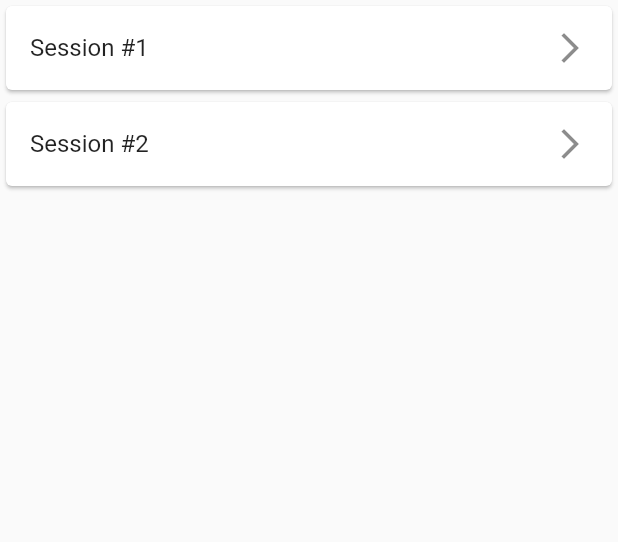
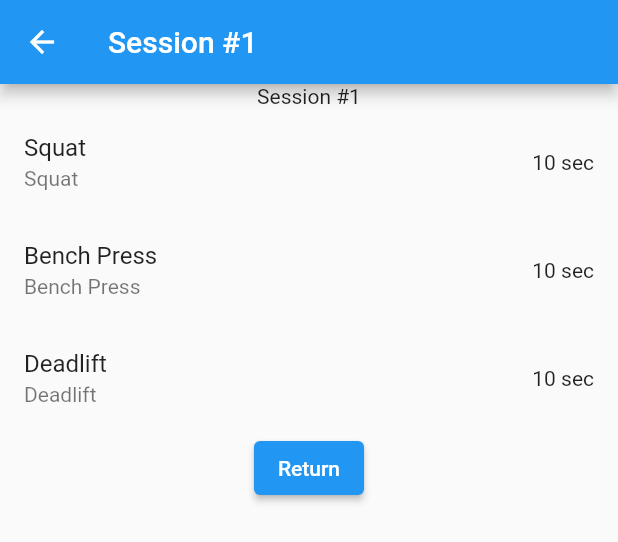
Before and after one commit to dmitrii-cernev/Seqxercise, a Flutter app: what getListViewWidget() shows on an empty page, opened directly, after a tap on "Session #1", on a phone screen of 412 x 824 dp. Shown: the top 542 px of the screen. Run offline on Flutter 3.47's test engine with Material 2 defaults, Android fonts, the phone set to English and light mode, and no system bars.

Commit message:
add detailed view for training sessions

```diff
--- a/lib/screen/training_session_screen.dart
+++ b/lib/screen/training_session_screen.dart
@@ -26,11 +26,61 @@ ListView getListViewWidget() {
           trailing: const Icon(Icons.arrow_forward_ios),
           onTap: () {
             debugPrint('${getTrainingSessions()[index].name} was tapped');
+            Navigator.push(
+              context,
+              MaterialPageRoute(
+                builder: (context) => TrainingSessionDetailedInfoScreen(
+                  trainingSession: getTrainingSessions()[index],
+                ),
+              ),
+            );
           },
         ),
       );
     },
   );
+}
+
+class TrainingSessionDetailedInfoScreen extends StatelessWidget {
+  final TrainingSession trainingSession;
+
+  const TrainingSessionDetailedInfoScreen(
+      {Key? key, required this.trainingSession})
+      : super(key: key);
+
+  @override
+  Widget build(BuildContext context) {
+    // show detailed info about training session + a return button
+    return Scaffold(
+      appBar: AppBar(
+        title: Text(trainingSession.name),
+      ),
+      body: Center(
+        child: Column(
+          children: [
+            Text(trainingSession.name),
+            ListView(
+                shrinkWrap: true,
+                children: trainingSession.exercises
+                    .map((exercise) {
+                      return ListTile(
+                        title: Text(exercise.name),
+                        subtitle: Text(exercise.description),
+                        trailing: Text('${exercise.leadTime} sec'),
+                      );
+                    })
+                    .toList()),
+            ElevatedButton(
+              onPressed: () {
+                Navigator.pop(context);
+              },
+              child: const Text('Return'),
+            ),
+          ],
+        ),
+      ),
+    );
+  }
 }
 
 List<TrainingSession> getTrainingSessions() {
@@ -46,6 +96,7 @@ List<TrainingSession> getTrainingSessions() {
       ExerciseUnit(
           name: 'Dumbel Press', description: 'Dumbel Press', leadTime: 10),
       ExerciseUnit(name: 'Deadlift', description: 'Deadlift', leadTime: 10),
+      ExerciseUnit(name: "Pull ups", description: "Podtegivanya", leadTime: 15),
     ]),
   ];
 }
```
